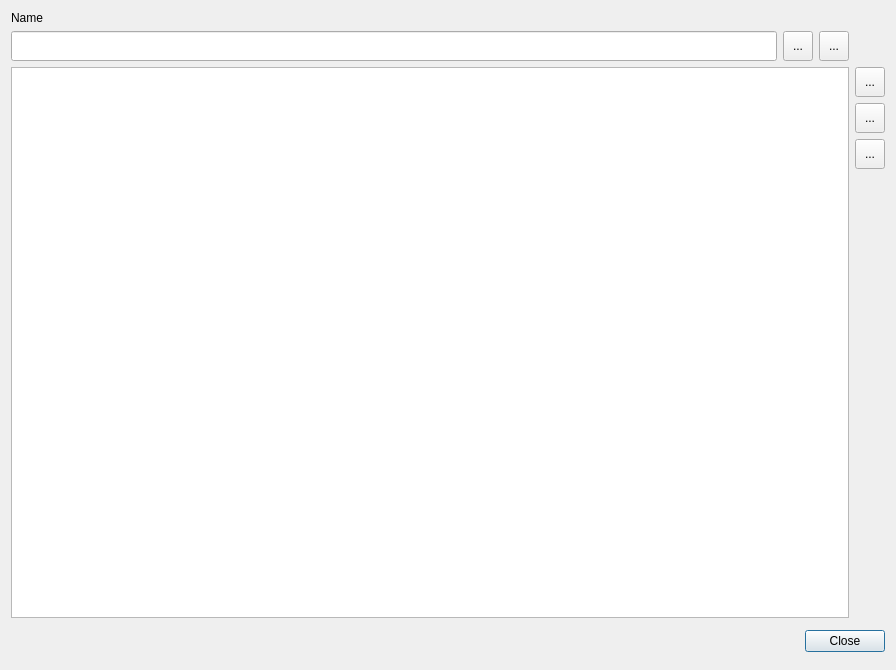
Before: the Qt Designer form ui/qmcertificatedialog.ui in Christian-Kr/QualificationMatrix, drawn with Qt 5.
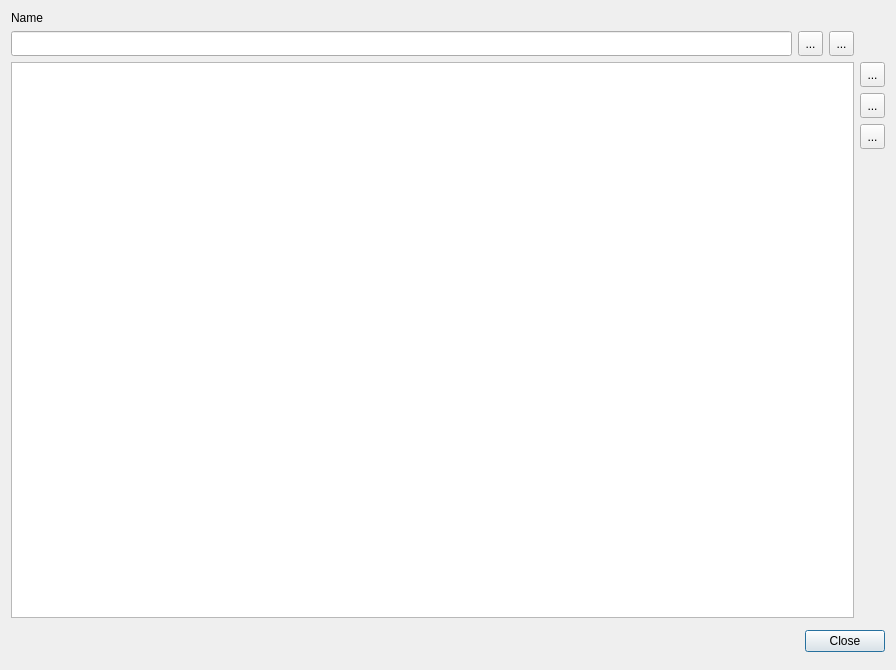
After: the same form once the commit is applied. Icons and pictures are not drawn.

The edit to the form file:
```diff
--- a/ui/qmcertificatedialog.ui
+++ b/ui/qmcertificatedialog.ui
@@ -20,8 +20,8 @@
       <widget class="QToolButton" name="tbResetFilter">
        <property name="minimumSize">
         <size>
-         <width>30</width>
-         <height>30</height>
+         <width>25</width>
+         <height>25</height>
         </size>
        </property>
        <property name="text">
@@ -33,8 +33,8 @@
        </property>
        <property name="iconSize">
         <size>
-         <width>24</width>
-         <height>24</height>
+         <width>16</width>
+         <height>16</height>
         </size>
        </property>
       </widget>
@@ -50,7 +50,7 @@
        <property name="minimumSize">
         <size>
          <width>100</width>
-         <height>30</height>
+         <height>25</height>
         </size>
        </property>
       </widget>
@@ -66,8 +66,8 @@
       <widget class="QToolButton" name="tbFilter">
        <property name="minimumSize">
         <size>
-         <width>30</width>
-         <height>30</height>
+         <width>25</width>
+         <height>25</height>
         </size>
        </property>
        <property name="text">
@@ -79,8 +79,8 @@
        </property>
        <property name="iconSize">
         <size>
-         <width>24</width>
-         <height>24</height>
+         <width>16</width>
+         <height>16</height>
         </size>
        </property>
       </widget>
@@ -93,8 +93,8 @@
       <widget class="QToolButton" name="tbAdd">
        <property name="minimumSize">
         <size>
-         <width>30</width>
-         <height>30</height>
+         <width>25</width>
+         <height>25</height>
         </size>
        </property>
        <property name="text">
@@ -106,8 +106,8 @@
        </property>
        <property name="iconSize">
         <size>
-         <width>24</width>
-         <height>24</height>
+         <width>16</width>
+         <height>16</height>
         </size>
        </property>
       </widget>
@@ -116,8 +116,8 @@
       <widget class="QToolButton" name="tbRemove">
        <property name="minimumSize">
         <size>
-         <width>30</width>
-         <height>30</height>
+         <width>25</width>
+         <height>25</height>
         </size>
        </property>
        <property name="text">
@@ -129,8 +129,8 @@
        </property>
        <property name="iconSize">
         <size>
-         <width>24</width>
-         <height>24</height>
+         <width>16</width>
+         <height>16</height>
         </size>
        </property>
       </widget>
@@ -139,8 +139,8 @@
       <widget class="QToolButton" name="tbShowCertificate">
        <property name="minimumSize">
         <size>
-         <width>30</width>
-         <height>30</height>
+         <width>25</width>
+         <height>25</height>
         </size>
        </property>
        <property name="text">
@@ -152,8 +152,8 @@
        </property>
        <property name="iconSize">
         <size>
-         <width>24</width>
-         <height>24</height>
+         <width>16</width>
+         <height>16</height>
         </size>
        </property>
       </widget>
@@ -181,6 +181,12 @@
      <property name="selectionBehavior">
       <enum>QAbstractItemView::SelectRows</enum>
      </property>
+     <attribute name="verticalHeaderMinimumSectionSize">
+      <number>25</number>
+     </attribute>
+     <attribute name="verticalHeaderDefaultSectionSize">
+      <number>25</number>
+     </attribute>
     </widget>
    </item>
    <item row="2" column="0" colspan="2">
```
Left out of the diff: 4 changed lines with no effect on the pictures.
